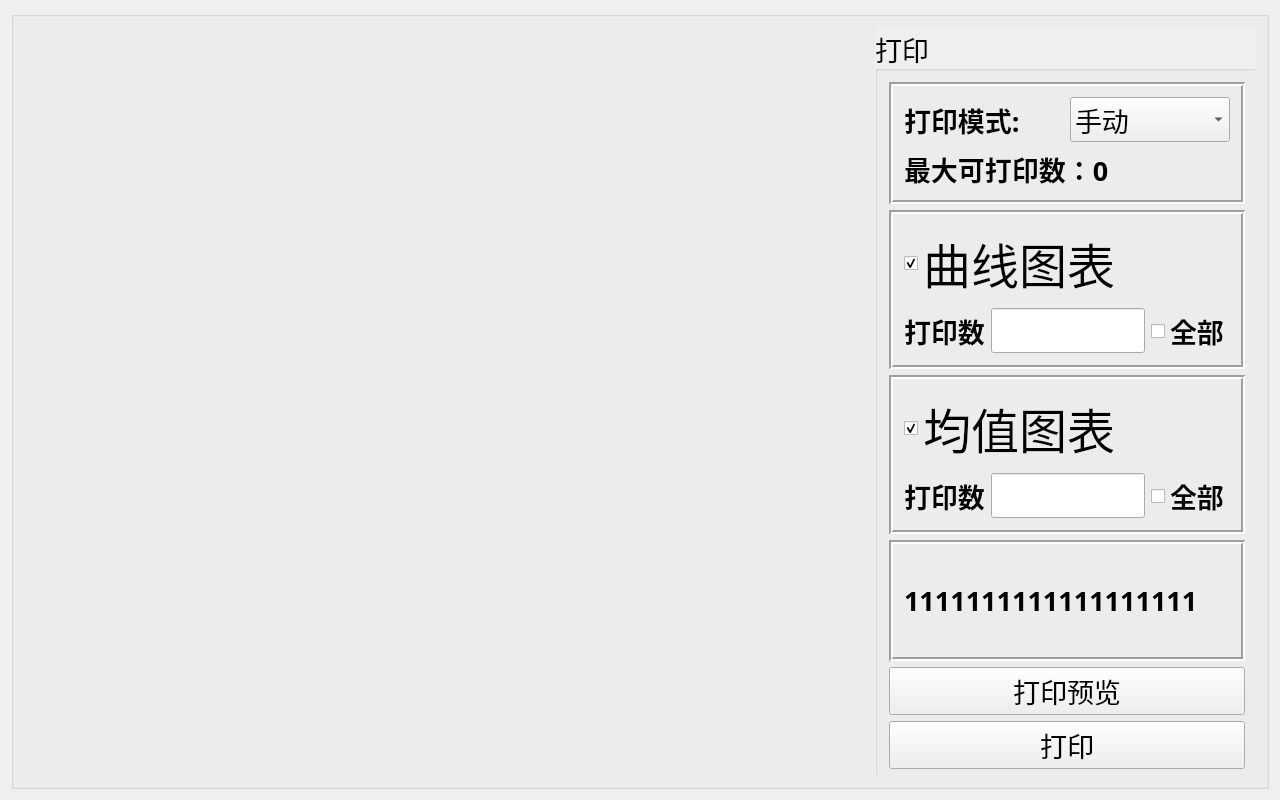
DR-Pharm/QPrinter, file PRT/PRT.ui: the form before one commit.
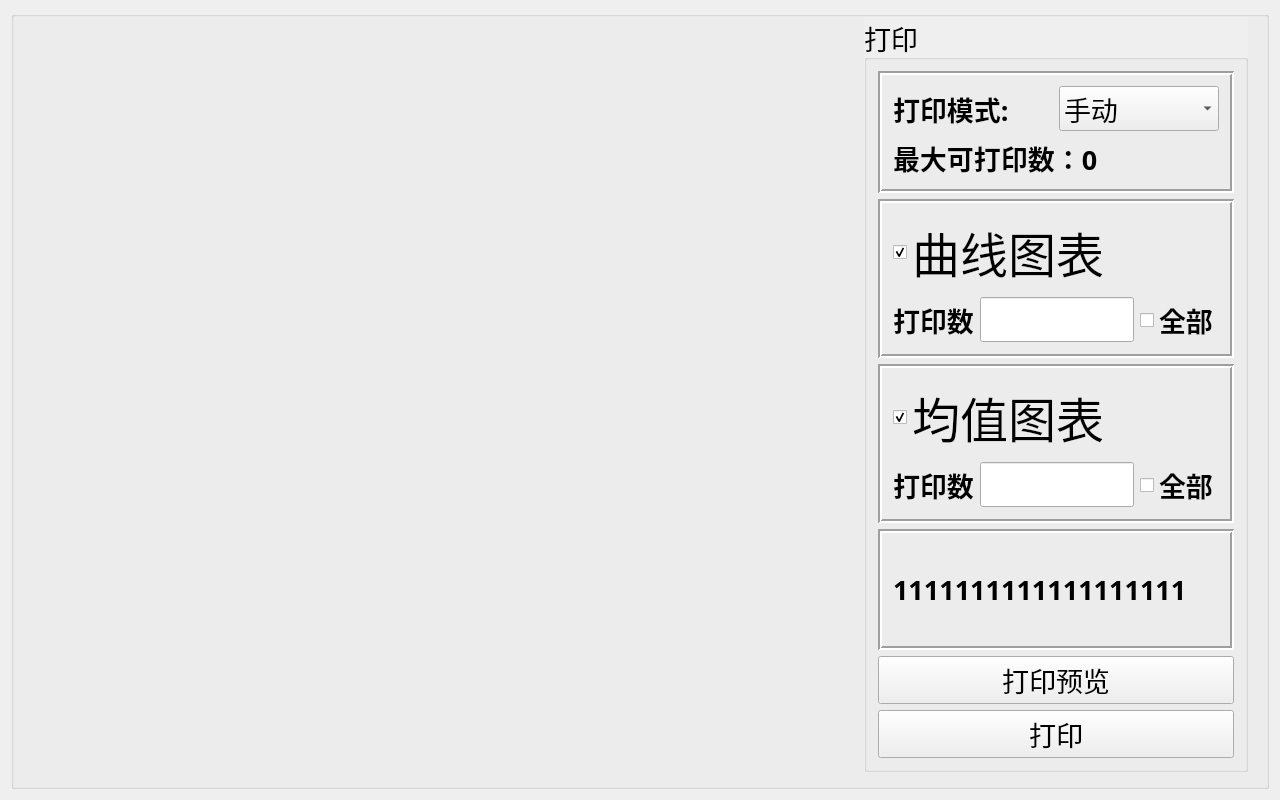
The form after the commit.

The edit to the form file:
```diff
--- a/PRT/PRT.ui
+++ b/PRT/PRT.ui
@@ -36,6 +36,21 @@
        <string/>
       </property>
       <layout class="QHBoxLayout" name="horizontalLayout_5">
+       <property name="spacing">
+        <number>0</number>
+       </property>
+       <property name="leftMargin">
+        <number>0</number>
+       </property>
+       <property name="topMargin">
+        <number>0</number>
+       </property>
+       <property name="rightMargin">
+        <number>0</number>
+       </property>
+       <property name="bottomMargin">
+        <number>0</number>
+       </property>
        <item>
         <widget class="QWidget" name="widget" native="true">
          <property name="minimumSize">
```
